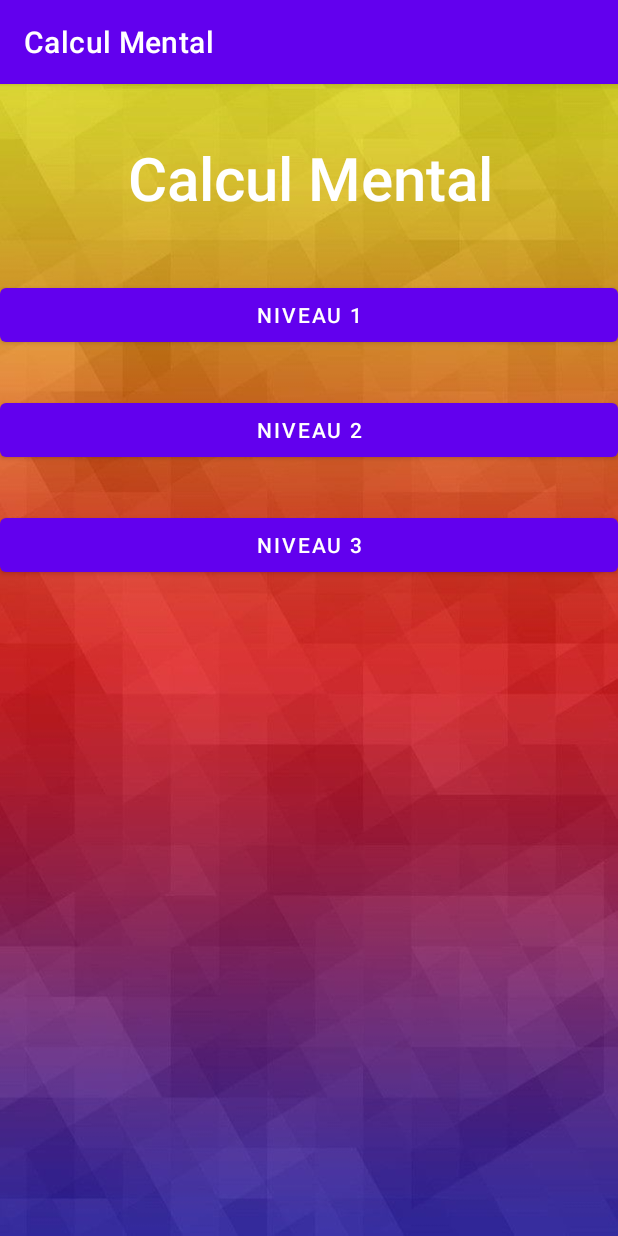
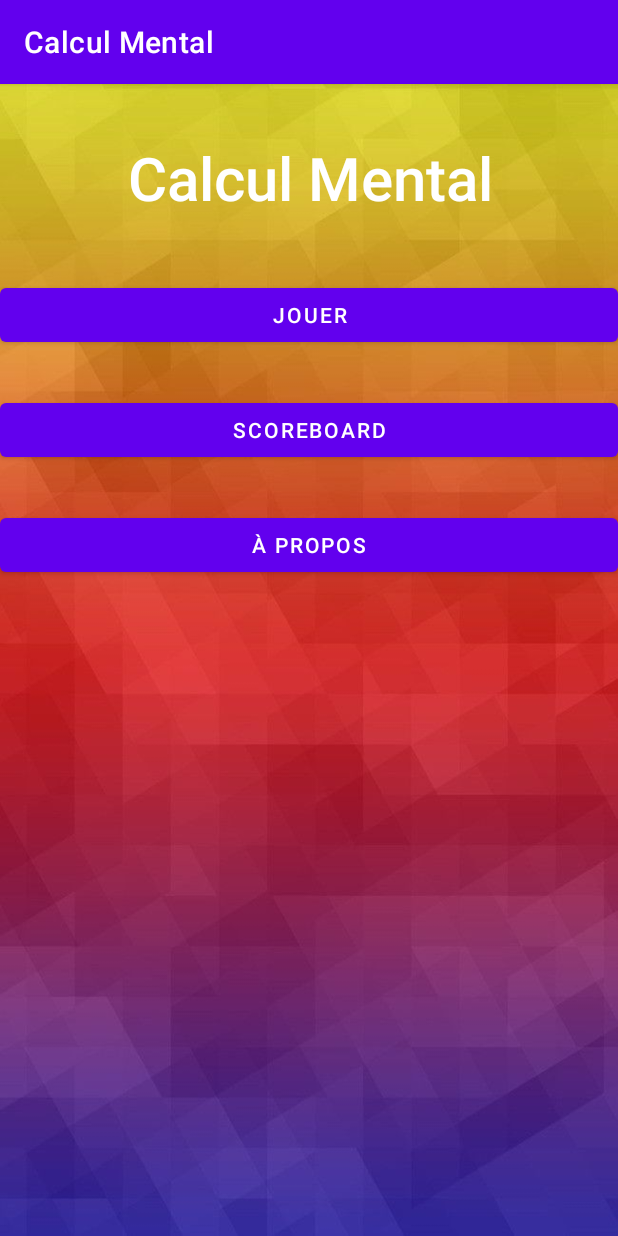
Before and after one commit to Adrien222/CalculMental, an Android app: the screen it shows after launch (MainActivity), on a phone screen of 412 x 824 dp. Run offline under Robolectric (Android 15) with nearby library versions, the phone set to English and light mode, and no system bars.

Commit message:
Modif nom bouton page accueil + modif nom classe et activity

```diff
--- a/app/src/main/AndroidManifest.xml
+++ b/app/src/main/AndroidManifest.xml
@@ -16,9 +16,6 @@
             android:name=".ActivityNiveau1"
             android:exported="false" />
         <activity
-            android:name=".ActivityNiveau2"
-            android:exported="false" />
-        <activity
             android:name=".MainActivity"
             android:exported="true">
             <intent-filter>
--- a/app/src/main/res/layout/activity_main.xml
+++ b/app/src/main/res/layout/activity_main.xml
@@ -54,7 +54,7 @@
         android:id="@+id/button_n1"
         android:layout_width="match_parent"
         android:layout_height="48dp"
-        android:text="@string/niveau_1"
+        android:text="@string/jouer"
         app:layout_constraintBaseline_toBottomOf="parent"
         app:layout_constraintBottom_toTopOf="@+id/guideline3"
         app:layout_constraintEnd_toEndOf="parent"
@@ -65,7 +65,7 @@
         android:id="@+id/button_n2"
         android:layout_width="match_parent"
         android:layout_height="wrap_content"
-        android:text="@string/niveau_2"
+        android:text="@string/scoreboard"
         app:layout_constraintBottom_toTopOf="@+id/guideline2"
         app:layout_constraintEnd_toEndOf="parent"
         app:layout_constraintStart_toStartOf="parent"
@@ -75,7 +75,7 @@
         android:id="@+id/button_n3"
         android:layout_width="match_parent"
         android:layout_height="wrap_content"
-        android:text="@string/niveau_3"
+        android:text="@string/a_propos"
         app:layout_constraintBottom_toTopOf="@+id/guideline1"
         app:layout_constraintEnd_toEndOf="parent"
         app:layout_constraintStart_toStartOf="parent"
--- a/app/src/main/res/layout/activity_niveau1.xml
+++ b/app/src/main/res/layout/activity_niveau1.xml
@@ -192,7 +192,7 @@
         android:layout_width="wrap_content"
         android:layout_height="wrap_content"
         android:fontFamily="sans-serif-medium"
-        android:text="@string/niveau_1"
+        android:text="@string/jouer"
         android:textColor="@color/white"
         android:textSize="20dp"
         app:layout_constraintBottom_toTopOf="@+id/score"
--- a/app/src/main/res/layout/activity_niveau2.xml
+++ b/app/src/main/res/layout/activity_scoreboard.xml
@@ -4,6 +4,6 @@
     xmlns:tools="http://schemas.android.com/tools"
     android:layout_width="match_parent"
     android:layout_height="match_parent"
-    tools:context=".ActivityNiveau2">
+    tools:context=".ActivityScoreboard">
 
 </androidx.constraintlayout.widget.ConstraintLayout>
--- a/app/src/main/res/values/strings.xml
+++ b/app/src/main/res/values/strings.xml
@@ -1,9 +1,9 @@
 <resources>
     <string name="app_name">Calcul Mental</string>
     <string name="calcul_mental">Calcul Mental</string>
-    <string name="niveau_1">Niveau 1</string>
-    <string name="niveau_2">Niveau 2</string>
-    <string name="niveau_3">Niveau 3</string>
+    <string name="jouer">Jouer</string>
+    <string name="scoreboard">Scoreboard</string>
+    <string name="a_propos">À propos</string>
     <string name="valide">Validé</string>
     <string name="reponse">Réponse</string>
     <string name="correcte">Correcte</string>
@@ -15,4 +15,5 @@
     <string name="bien_joue">Bien joué !</string>
     <string name="bof">Bof, tu peux mieux faire...</string>
     <string name="pas_terrible"> Pas terrible...</string>
+    <string name="aucun_resultat">Vous n\'avez saisie aucune valeur !</string>
 </resources>
```
Also changed, not shown: app/src/main/java/neidra/fr/myapplication/ActivityScoreboard.java (renamed from app/src/main/java/neidra/fr/myapplication/ActivityNiveau2.java, +4 -5 lines).
